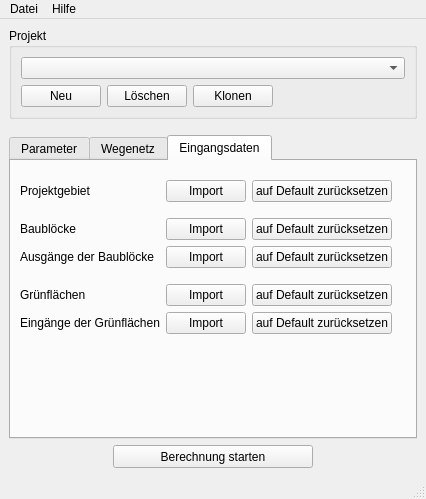
Before: the Qt Designer form ui/OTP_main_window.ui in GertzGutscheRuemenapp/gruenflaechenbewertung, drawn with Qt 5.
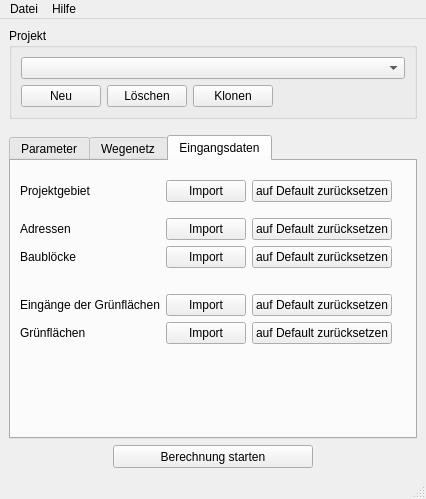
After: the same form once the commit is applied. The open tabs and pages were chosen to show the change.

Patch:
```diff
--- a/ui/OTP_main_window.ui
+++ b/ui/OTP_main_window.ui
@@ -613,13 +613,6 @@
         </item>
         <item>
          <layout class="QGridLayout" name="gridLayout_3">
-          <item row="5" column="1">
-           <widget class="QPushButton" name="import_green_spaces_button">
-            <property name="text">
-             <string>Import</string>
-            </property>
-           </widget>
-          </item>
           <item row="0" column="0">
            <widget class="QLabel" name="label_5">
             <property name="text">
@@ -627,57 +620,57 @@
             </property>
            </widget>
           </item>
-          <item row="6" column="1">
-           <widget class="QPushButton" name="import_green_exits_button">
+          <item row="7" column="1">
+           <widget class="QPushButton" name="import_green_spaces_button">
             <property name="text">
              <string>Import</string>
             </property>
            </widget>
           </item>
-          <item row="2" column="1">
-           <widget class="QPushButton" name="import_building_blocks_button">
-            <property name="text">
-             <string>Import</string>
-            </property>
-           </widget>
-          </item>
-          <item row="4" column="0">
-           <spacer name="verticalSpacer_11">
-            <property name="orientation">
-             <enum>Qt::Vertical</enum>
-            </property>
-            <property name="sizeType">
-             <enum>QSizePolicy::Fixed</enum>
-            </property>
-            <property name="sizeHint" stdset="0">
-             <size>
-              <width>20</width>
-              <height>10</height>
-             </size>
-            </property>
-           </spacer>
-          </item>
-          <item row="2" column="2">
+          <item row="3" column="2">
            <widget class="QPushButton" name="reset_building_blocks_button">
             <property name="text">
              <string>auf Default zurücksetzen</string>
             </property>
            </widget>
           </item>
-          <item row="6" column="2">
-           <widget class="QPushButton" name="reset_green_exits_button">
-            <property name="text">
-             <string>auf Default zurücksetzen</string>
-            </property>
-           </widget>
-          </item>
-          <item row="5" column="2">
+          <item row="7" column="2">
            <widget class="QPushButton" name="reset_green_spaces_button">
             <property name="text">
              <string>auf Default zurücksetzen</string>
             </property>
            </widget>
           </item>
+          <item row="2" column="0">
+           <widget class="QLabel" name="label_2">
+            <property name="text">
+             <string>Adressen</string>
+            </property>
+           </widget>
+          </item>
+          <item row="2" column="2">
+           <widget class="QPushButton" name="reset_addresses_button">
+            <property name="text">
+             <string>auf Default zurücksetzen</string>
+            </property>
+           </widget>
+          </item>
+          <item row="5" column="0">
+           <spacer name="verticalSpacer_11">
+            <property name="orientation">
+             <enum>Qt::Vertical</enum>
+            </property>
+            <property name="sizeType">
+             <enum>QSizePolicy::Fixed</enum>
+            </property>
+            <property name="sizeHint" stdset="0">
+             <size>
+              <width>20</width>
+              <height>10</height>
+             </size>
+            </property>
+           </spacer>
+          </item>
           <item row="0" column="1">
            <widget class="QPushButton" name="import_project_area_button">
             <property name="text">
@@ -685,30 +678,10 @@
             </property>
            </widget>
           </item>
-          <item row="3" column="3">
-           <spacer name="horizontalSpacer">
-            <property name="orientation">
-             <enum>Qt::Horizontal</enum>
-            </property>
-            <property name="sizeHint" stdset="0">
-             <size>
-              <width>40</width>
-              <height>20</height>
-             </size>
-            </property>
-           </spacer>
-          </item>
-          <item row="3" column="0">
-           <widget class="QLabel" name="label_2">
+          <item row="2" column="1">
+           <widget class="QPushButton" name="import_addresses_button">
             <property name="text">
-             <string>Ausgänge der Baublöcke</string>
-            </property>
-           </widget>
-          </item>
-          <item row="3" column="2">
-           <widget class="QPushButton" name="reset_building_exits_button">
-            <property name="text">
-             <string>auf Default zurücksetzen</string>
+             <string>Import</string>
             </property>
            </widget>
           </item>
@@ -720,33 +693,19 @@
            </widget>
           </item>
           <item row="3" column="1">
-           <widget class="QPushButton" name="import_building_exits_button">
+           <widget class="QPushButton" name="import_building_blocks_button">
             <property name="text">
              <string>Import</string>
             </property>
            </widget>
           </item>
-          <item row="6" column="0">
-           <widget class="QLabel" name="label">
-            <property name="text">
-             <string>Eingänge der Grünflächen</string>
-            </property>
-           </widget>
-          </item>
-          <item row="2" column="0">
+          <item row="3" column="0">
            <widget class="QLabel" name="label_4">
             <property name="text">
              <string>Baublöcke</string>
             </property>
            </widget>
           </item>
-          <item row="5" column="0">
-           <widget class="QLabel" name="label_3">
-            <property name="text">
-             <string>Grünflächen</string>
-            </property>
-           </widget>
-          </item>
           <item row="1" column="0">
            <spacer name="verticalSpacer_12">
             <property name="orientation">
@@ -763,6 +722,47 @@
             </property>
            </spacer>
           </item>
+          <item row="7" column="0">
+           <widget class="QLabel" name="label_3">
+            <property name="text">
+             <string>Grünflächen</string>
+            </property>
+           </widget>
+          </item>
+          <item row="6" column="0">
+           <widget class="QLabel" name="label">
+            <property name="text">
+             <string>Eingänge der Grünflächen</string>
+            </property>
+           </widget>
+          </item>
+          <item row="6" column="1">
+           <widget class="QPushButton" name="import_green_exits_button">
+            <property name="text">
+             <string>Import</string>
+            </property>
+           </widget>
+          </item>
+          <item row="6" column="2">
+           <widget class="QPushButton" name="reset_green_exits_button">
+            <property name="text">
+             <string>auf Default zurücksetzen</string>
+            </property>
+           </widget>
+          </item>
+          <item row="5" column="3">
+           <spacer name="horizontalSpacer">
+            <property name="orientation">
+             <enum>Qt::Horizontal</enum>
+            </property>
+            <property name="sizeHint" stdset="0">
+             <size>
+              <width>40</width>
+              <height>20</height>
+             </size>
+            </property>
+           </spacer>
+          </item>
          </layout>
         </item>
         <item>
```
